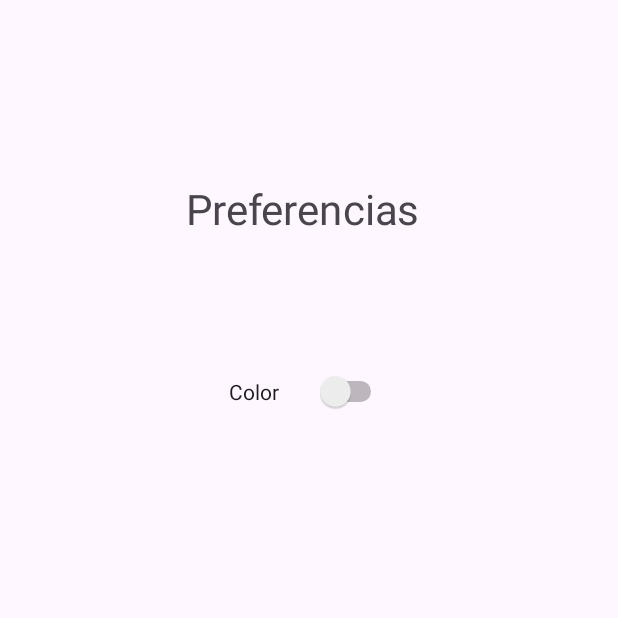
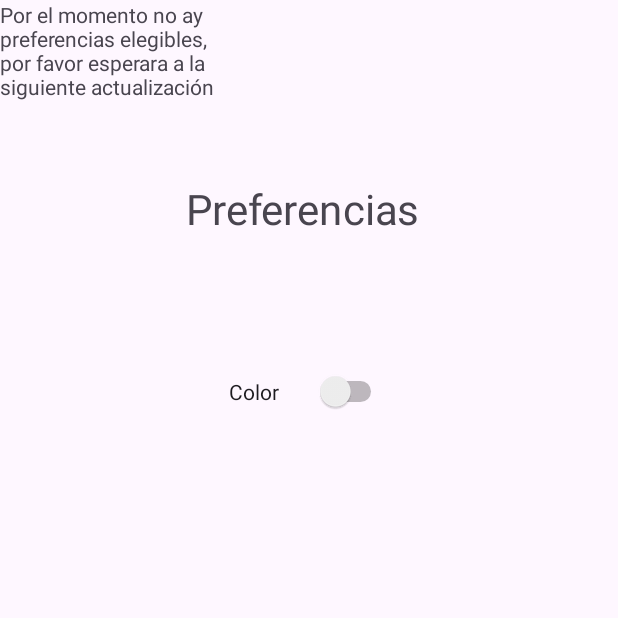
Before and after one commit to flores082/Juego_bopit, an Android app: the activity_preferencias screen opened directly, with no data from a screen before it, on a phone screen of 412 x 824 dp, the top half of it. Run offline under Robolectric (Android 15) with nearby library versions, the phone set to English and light mode, and no system bars.

Commit message:
Final lab1

```diff
--- a/app/src/main/res/layout/activity_preferencias.xml
+++ b/app/src/main/res/layout/activity_preferencias.xml
@@ -31,4 +31,13 @@
         app:layout_constraintStart_toStartOf="parent"
         app:layout_constraintTop_toBottomOf="@+id/textView5"
         app:layout_constraintVertical_bias="0.054" />
+
+    <TextView
+        android:id="@+id/textView6"
+        android:layout_width="164dp"
+        android:layout_height="140dp"
+        android:text="@string/problemas_preferencias"
+        tools:layout_editor_absoluteX="119dp"
+        tools:layout_editor_absoluteY="336dp" />
+
 </androidx.constraintlayout.widget.ConstraintLayout>
--- a/app/src/main/res/values/strings.xml
+++ b/app/src/main/res/values/strings.xml
@@ -12,4 +12,7 @@
     <string name="About">Sobre Nosotros</string>
     <string name="Preferencias">Preferencias</string>
     <string name="Color">Color</string>
+    <string name="problemas_preferencias">Por el momento no ay preferencias elegibles,
+    por favor esperara a la siguiente actualización
+</string>>
 </resources>
```
